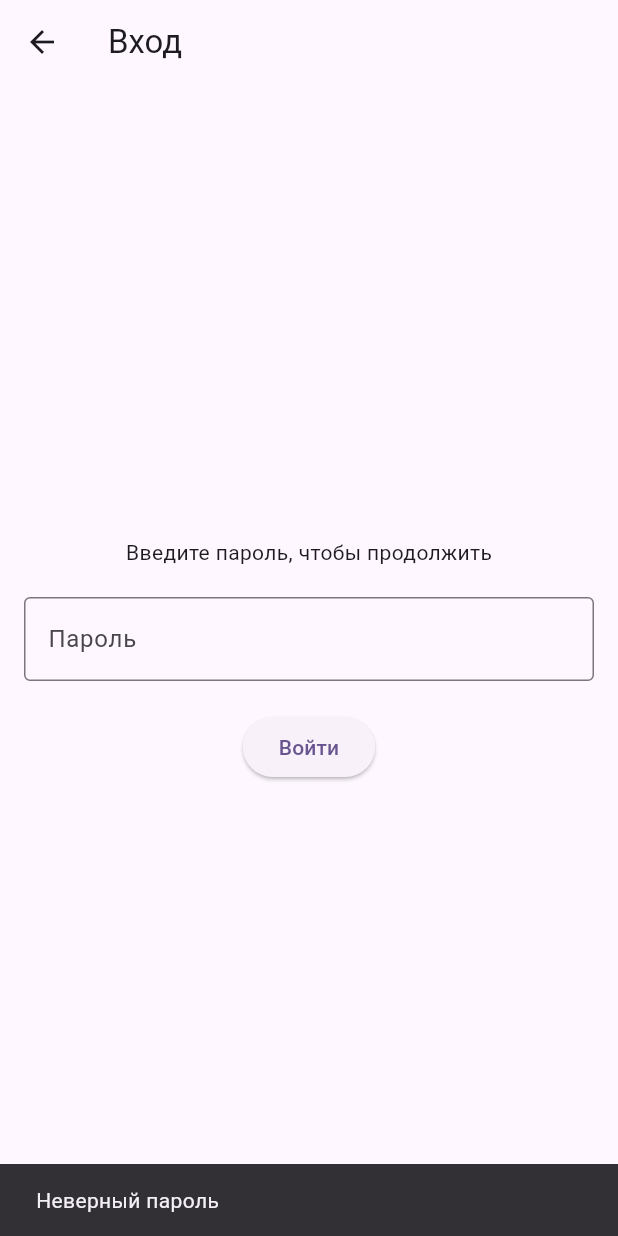
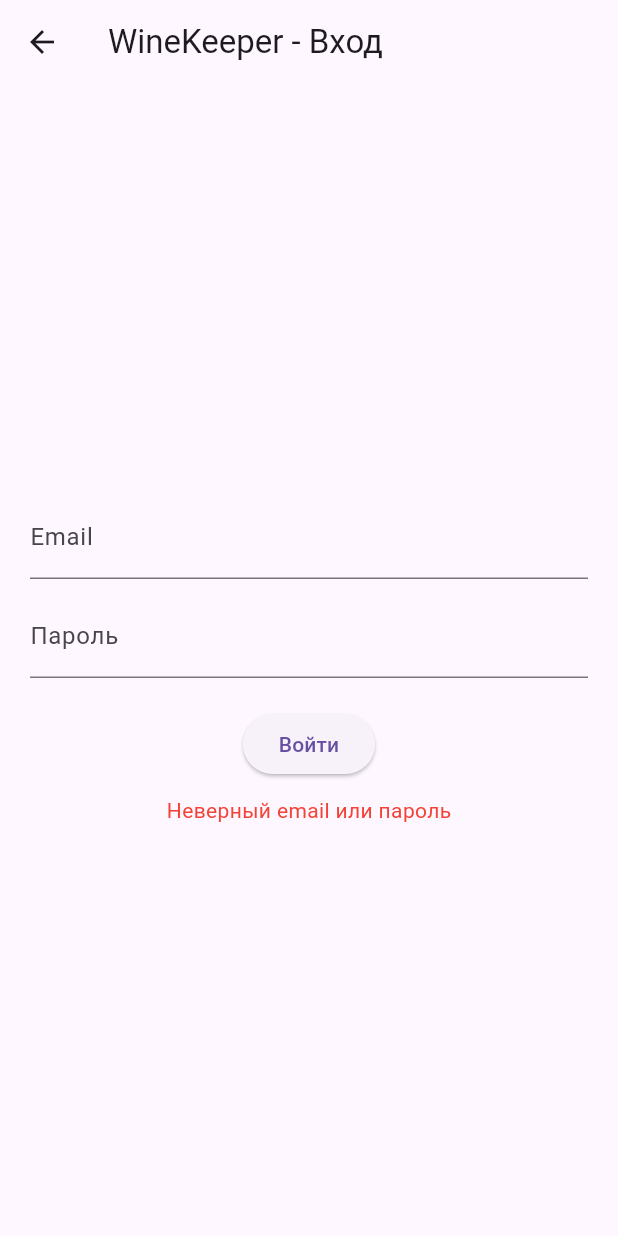
Before and after one commit to alexzh14/winekeeper, a Flutter app: the LoginScreen screen opened directly, after a tap on "Войти", on a phone screen of 412 x 824 dp. Run offline on Flutter 3.47's test engine with Material 3 defaults, Android fonts, the light colour scheme and no system bars; our stand-ins replace shared_preferences; accounts and stored records are empty.

Commit message:
trying login screen

```diff
--- /dev/null
+++ b/lib/login_screen.dart
@@ -0,0 +1,77 @@
+import 'package:flutter/material.dart';
+import 'package:shared_preferences/shared_preferences.dart';
+import 'package:winekeeper/screens/home_screen.dart';
+
+
+class LoginScreen extends StatefulWidget {
+  const LoginScreen({Key? key}) : super(key: key);
+
+  @override
+  _LoginScreenState createState() => _LoginScreenState();
+}
+
+class _LoginScreenState extends State<LoginScreen> {
+  final TextEditingController _emailController = TextEditingController();
+  final TextEditingController _passwordController = TextEditingController();
+
+  String _errorMessage = '';
+
+  Future<void> _login() async {
+    final email = _emailController.text;
+    final password = _passwordController.text;
+
+    // Простая проверка для MVP
+    if (email == "admin@wine.com" && password == "1234") {
+      final prefs = await SharedPreferences.getInstance();
+      await prefs.setBool('isLoggedIn', true);
+
+      // Переход на HomeScreen
+      Navigator.pushReplacement(
+        context,
+        MaterialPageRoute(builder: (_) => const HomeScreen()),
+      );
+    } else {
+      setState(() {
+        _errorMessage = 'Неверный email или пароль';
+      });
+    }
+  }
+
+  @override
+  Widget build(BuildContext context) {
+    return Scaffold(
+      appBar: AppBar(title: const Text("WineKeeper - Вход")),
+      body: Padding(
+        padding: const EdgeInsets.all(20),
+        child: Column(
+          mainAxisAlignment: MainAxisAlignment.center,
+          children: [
+            TextField(
+              controller: _emailController,
+              decoration: const InputDecoration(labelText: "Email"),
+            ),
+            const SizedBox(height: 10),
+            TextField(
+              controller: _passwordController,
+              decoration: const InputDecoration(labelText: "Пароль"),
+              obscureText: true,
+            ),
+            const SizedBox(height: 20),
+            ElevatedButton(
+              onPressed: _login,
+              child: const Text("Войти"),
+            ),
+            if (_errorMessage.isNotEmpty)
+              Padding(
+                padding: const EdgeInsets.only(top: 10),
+                child: Text(
+                  _errorMessage,
+                  style: const TextStyle(color: Colors.red),
+                ),
+              ),
+          ],
+        ),
+      ),
+    );
+  }
+}
--- a/lib/screens/home_screen.dart
+++ b/lib/screens/home_screen.dart
@@ -1,5 +1,5 @@
 import 'package:flutter/material.dart';
-import 'package:wine_inventory/screens/admin_users_screen.dart';
+import 'package:winekeeper/screens/admin_users_screen.dart';
 
 class HomeScreen extends StatelessWidget {
   const HomeScreen({super.key});
--- a/lib/screens/login_screen.dart
+++ b/lib/screens/login_screen.dart
@@ -1,5 +1,5 @@
 import 'package:flutter/material.dart';
-import 'package:wine_inventory/screens/home_screen.dart';
+import 'package:winekeeper/screens/home_screen.dart';
 
 class LoginScreen extends StatefulWidget {
   const LoginScreen({super.key});
```
Also changed, not shown: lib/main.dart (+20 -108 lines), 1 other file.
